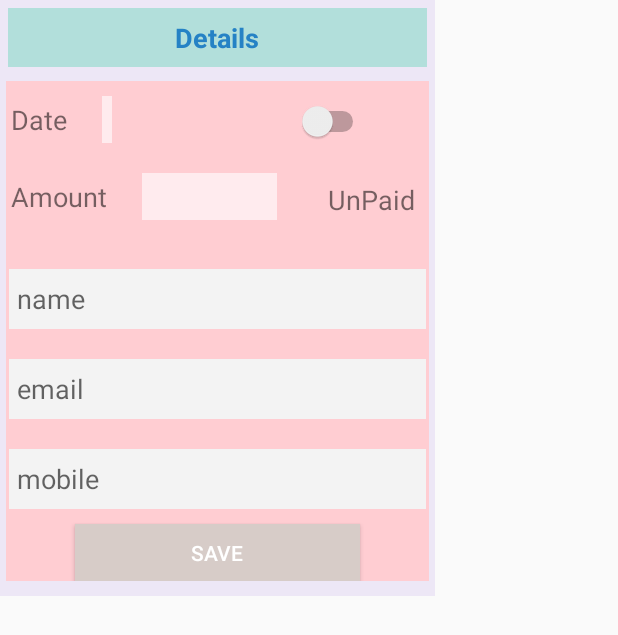
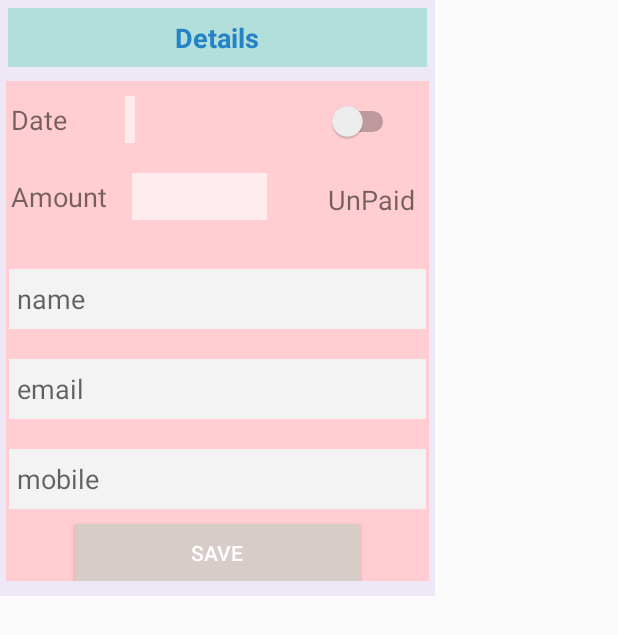
Before and after one commit to 2012ankitkmr/Nilgiris, an Android app: the layout add_wizard.xml on its own in the app's theme, with its tools: preview values and no code run, on a phone screen of 412 x 824 dp. Shown: the top 635 px of the screen. Run offline under Robolectric (Android 15) with nearby library versions, the phone set to English and light mode, and no system bars.

Commit message:
UI changes

```diff
--- a/app/src/main/res/layout/add_wizard.xml
+++ b/app/src/main/res/layout/add_wizard.xml
@@ -72,7 +72,7 @@
         android:textSize="8pt"
         android:text=""
         android:padding="3dp"
-        android:layout_marginLeft="20dp"
+        android:layout_marginLeft="35dp"
         android:background="#FFEBEE"
         android:id="@+id/date1"/>
 
@@ -85,7 +85,7 @@
         android:textSize="8pt"
         android:text=""
         android:padding="3dp"
-        android:layout_marginLeft="20dp"
+        android:layout_marginLeft="13dp"
         android:background="#FFEBEE"
         android:id="@+id/amount1"/>
 
@@ -93,7 +93,7 @@
     android:layout_width="wrap_content"
     android:layout_height="wrap_content"
     android:layout_toRightOf="@id/date"
-    android:layout_marginLeft="150dp"
+    android:layout_marginLeft="170dp"
 android:layout_marginTop="3dp"
     android:textColorHighlight="@color/black"
     android:id="@+id/myswitch"/>
```
